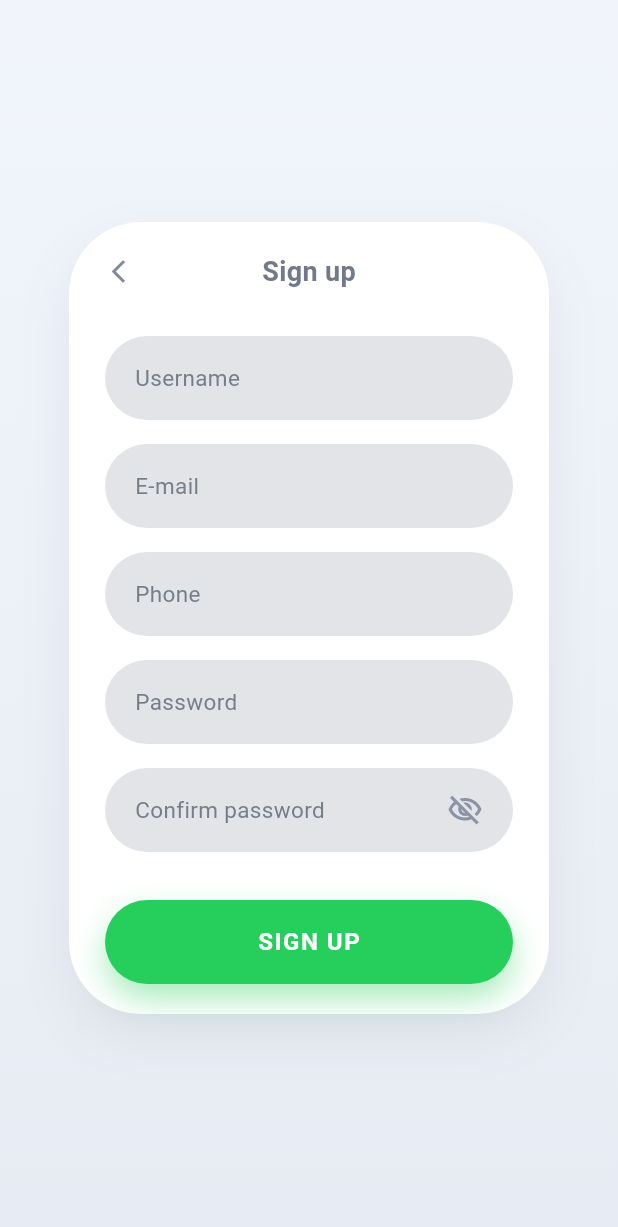
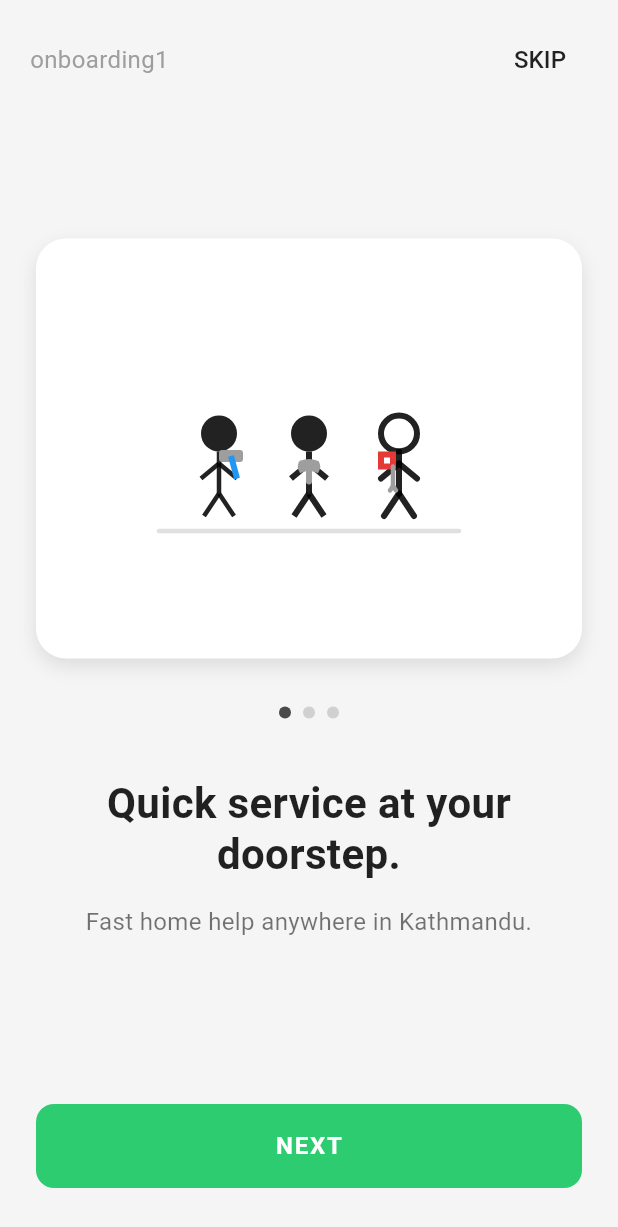
Before and after one commit to FadedShadow17/hamro_service, a Flutter app: the screen it shows after launch, on a phone screen of 412 x 824 dp. Shown: the top 1227 px of the screen. Run offline on Flutter 3.47's test engine with Material 3 defaults, Android fonts, the phone set to English and light mode, and no system bars.

Commit message:
Onboarding Screen Added

```diff
--- a/lib/app.dart
+++ b/lib/app.dart
@@ -1,5 +1,7 @@
 import 'package:flutter/material.dart';
 import 'package:hamro_service/screens/icon_screen.dart';
+import 'package:hamro_service/screens/login_screen.dart';
+import 'package:hamro_service/screens/onboarding1_screen.dart';
 import 'package:hamro_service/screens/signup_screen.dart';
 
 class App extends StatelessWidget {
@@ -9,7 +11,7 @@ class App extends StatelessWidget {
   Widget build(BuildContext context) {
     return MaterialApp(
       debugShowCheckedModeBanner: false,
-      home: const SignupScreen(),
+      home: const Onboarding1Screen(),
     );
   }
 }
--- /dev/null
+++ b/lib/screens/onboarding1_screen.dart
@@ -0,0 +1,289 @@
+import 'package:flutter/material.dart';
+import 'package:hamro_service/screens/login_screen.dart';
+
+class Onboarding1Screen extends StatelessWidget {
+  const Onboarding1Screen({super.key});
+
+  @override
+  Widget build(BuildContext context) {
+    return Scaffold(
+      backgroundColor: const Color(0xFFF5F5F5),
+      body: SafeArea(
+        child: Column(
+          children: [
+            // Header with SKIP button
+            Padding(
+              padding: const EdgeInsets.symmetric(horizontal: 20, vertical: 16),
+              child: Row(
+                mainAxisAlignment: MainAxisAlignment.spaceBetween,
+                children: [
+                  const Text(
+                    'onboarding1',
+                    style: TextStyle(fontSize: 16, color: Colors.grey),
+                  ),
+                  TextButton(
+                    onPressed: () {
+                      Navigator.of(context).pushReplacement(
+                        MaterialPageRoute(
+                          builder: (context) => const LoginScreen(),
+                        ),
+                      );
+                    },
+                    child: const Text(
+                      'SKIP',
+                      style: TextStyle(
+                        fontSize: 16,
+                        color: Colors.black87,
+                        fontWeight: FontWeight.w500,
+                      ),
+                    ),
+                  ),
+                ],
+              ),
+            ),
+
+            const Spacer(),
+
+            // Main image card
+            Container(
+              margin: const EdgeInsets.symmetric(horizontal: 24),
+              width: double.infinity,
+              height: 280,
+              decoration: BoxDecoration(
+                color: Colors.white,
+                borderRadius: BorderRadius.circular(20),
+                boxShadow: [
+                  BoxShadow(
+                    color: Colors.black.withOpacity(0.1),
+                    blurRadius: 10,
+                    offset: const Offset(0, 5),
+                  ),
+                ],
+              ),
+              child: Center(
+                child: CustomPaint(
+                  size: const Size(200, 200),
+                  painter: _ToolsIllustrationPainter(),
+                ),
+              ),
+            ),
+
+            const SizedBox(height: 32),
+
+            // Indicator dots
+            Row(
+              mainAxisAlignment: MainAxisAlignment.center,
+              children: [
+                _buildDot(isActive: true),
+                const SizedBox(width: 8),
+                _buildDot(isActive: false),
+                const SizedBox(width: 8),
+                _buildDot(isActive: false),
+              ],
+            ),
+
+            const SizedBox(height: 40),
+
+            // Title
+            const Padding(
+              padding: EdgeInsets.symmetric(horizontal: 40),
+              child: Text(
+                'Quick service at your doorstep.',
+                textAlign: TextAlign.center,
+                style: TextStyle(
+                  fontSize: 28,
+                  fontWeight: FontWeight.bold,
+                  color: Colors.black87,
+                  height: 1.2,
+                ),
+              ),
+            ),
+
+            const SizedBox(height: 16),
+
+            // Description
+            const Padding(
+              padding: EdgeInsets.symmetric(horizontal: 40),
+              child: Text(
+                'Fast home help anywhere in Kathmandu.',
+                textAlign: TextAlign.center,
+                style: TextStyle(
+                  fontSize: 16,
+                  color: Colors.black54,
+                  height: 1.4,
+                ),
+              ),
+            ),
+
+            const Spacer(),
+
+            // NEXT button
+            Padding(
+              padding: const EdgeInsets.symmetric(horizontal: 24, vertical: 32),
+              child: SizedBox(
+                width: double.infinity,
+                height: 56,
+                child: ElevatedButton(
+                  onPressed: () {
+                    Navigator.of(context).pushReplacement(
+                      MaterialPageRoute(
+                        builder: (context) => const Onboarding1Screen(),
+                      ),
+                    );
+                  },
+                  style: ElevatedButton.styleFrom(
+                    backgroundColor: const Color(0xFF2ECC71),
+                    shape: RoundedRectangleBorder(
+                      borderRadius: BorderRadius.circular(12),
+                    ),
+                    elevation: 0,
+                  ),
+                  child: const Text(
+                    'NEXT',
+                    style: TextStyle(
+                      color: Colors.white,
+                      fontSize: 16,
+                      fontWeight: FontWeight.bold,
+                      letterSpacing: 1.2,
+                    ),
+                  ),
+                ),
+              ),
+            ),
+          ],
+        ),
+      ),
+    );
+  }
+
+  Widget _buildDot({required bool isActive}) {
+    return Container(
+      width: 8,
+      height: 8,
+      decoration: BoxDecoration(
+        shape: BoxShape.circle,
+        color: isActive ? const Color(0xFF4A4A4A) : const Color(0xFFD0D0D0),
+      ),
+    );
+  }
+}
+
+// Custom painter for the tools illustration
+class _ToolsIllustrationPainter extends CustomPainter {
+  @override
+  void paint(Canvas canvas, Size size) {
+    final paint = Paint()
+      ..style = PaintingStyle.fill
+      ..strokeWidth = 3;
+
+    final centerX = size.width / 2;
+    final baseY = size.height * 0.7;
+
+    // Draw three stick figures with tools
+    // Left figure with hammer
+    _drawStickFigure(canvas, centerX - 60, baseY, paint);
+    _drawHammer(canvas, centerX - 60, baseY - 20, paint);
+
+    // Middle figure with wrench
+    _drawStickFigure(canvas, centerX, baseY, paint);
+    _drawWrench(canvas, centerX, baseY - 20, paint);
+
+    // Right figure with screwdriver
+    _drawStickFigure(canvas, centerX + 60, baseY, paint);
+    _drawScrewdriver(canvas, centerX + 60, baseY - 20, paint);
+
+    // Draw ground
+    paint.color = const Color(0xFFE0E0E0);
+    canvas.drawLine(
+      Offset(0, baseY + 15),
+      Offset(size.width, baseY + 15),
+      paint,
+    );
+  }
+
+  void _drawStickFigure(Canvas canvas, double x, double y, Paint paint) {
+    paint.color = Colors.black87;
+
+    // Head (circle)
+    canvas.drawCircle(Offset(x, y - 50), 12, paint);
+
+    // Body (line)
+    canvas.drawLine(Offset(x, y - 38), Offset(x, y - 10), paint);
+
+    // Arms
+    canvas.drawLine(Offset(x, y - 30), Offset(x - 12, y - 20), paint);
+    canvas.drawLine(Offset(x, y - 30), Offset(x + 12, y - 20), paint);
+
+    // Legs
+    canvas.drawLine(Offset(x, y - 10), Offset(x - 10, y + 5), paint);
+    canvas.drawLine(Offset(x, y - 10), Offset(x + 10, y + 5), paint);
+  }
+
+  void _drawHammer(Canvas canvas, double x, double y, Paint paint) {
+    // Hammer head (silver/grey)
+    paint.color = const Color(0xFF9E9E9E);
+    canvas.drawRRect(
+      RRect.fromRectAndRadius(
+        Rect.fromCenter(center: Offset(x + 8, y - 15), width: 16, height: 8),
+        const Radius.circular(2),
+      ),
+      paint,
+    );
+
+    // Hammer handle (blue)
+    paint.color = const Color(0xFF2196F3);
+    canvas.drawLine(
+      Offset(x + 8, y - 15),
+      Offset(x + 12, y),
+      paint..strokeWidth = 4,
+    );
+  }
+
+  void _drawWrench(Canvas canvas, double x, double y, Paint paint) {
+    // Wrench (silver/grey)
+    paint.color = const Color(0xFF9E9E9E);
+    paint.strokeWidth = 4;
+    paint.strokeCap = StrokeCap.round;
+
+    // Wrench head (curved)
+    final path = Path()
+      ..moveTo(x - 5, y - 10)
+      ..quadraticBezierTo(x, y - 12, x + 5, y - 10)
+      ..quadraticBezierTo(x + 6, y - 8, x + 5, y - 6)
+      ..quadraticBezierTo(x, y - 8, x - 5, y - 6)
+      ..quadraticBezierTo(x - 6, y - 8, x - 5, y - 10);
+
+    canvas.drawPath(path, paint..style = PaintingStyle.stroke);
+
+    // Wrench handle
+    canvas.drawLine(
+      Offset(x, y - 8),
+      Offset(x, y + 2),
+      paint..strokeCap = StrokeCap.round,
+    );
+  }
+
+  void _drawScrewdriver(Canvas canvas, double x, double y, Paint paint) {
+    // Screwdriver handle (red)
+    paint.color = const Color(0xFFE53935);
+    canvas.drawRect(
+      Rect.fromCenter(center: Offset(x - 8, y - 12), width: 8, height: 8),
+      paint,
+    );
+
+    // Screwdriver shaft (silver)
+    paint.color = const Color(0xFF9E9E9E);
+    canvas.drawLine(
+      Offset(x - 4, y - 8),
+      Offset(x - 4, y + 5),
+      paint..strokeWidth = 3,
+    );
+
+    // Screwdriver tip
+    canvas.drawLine(Offset(x - 4, y + 5), Offset(x - 6, y + 8), paint);
+    canvas.drawLine(Offset(x - 4, y + 5), Offset(x - 2, y + 8), paint);
+  }
+
+  @override
+  bool shouldRepaint(covariant CustomPainter oldDelegate) => false;
+}
```
